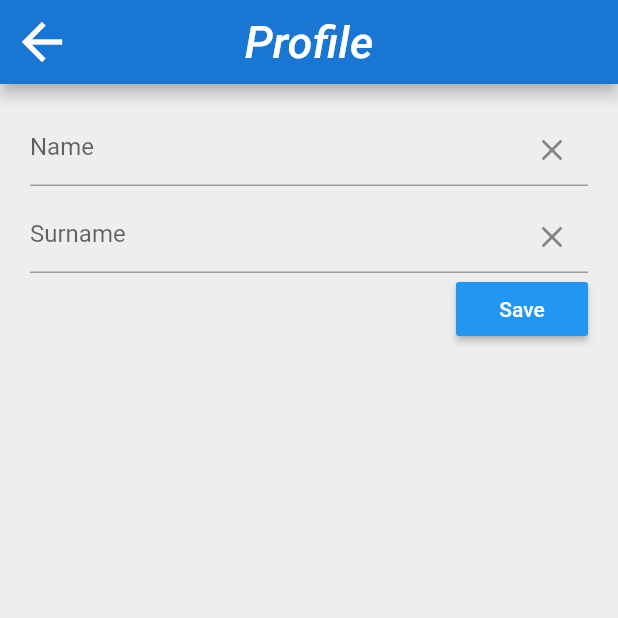
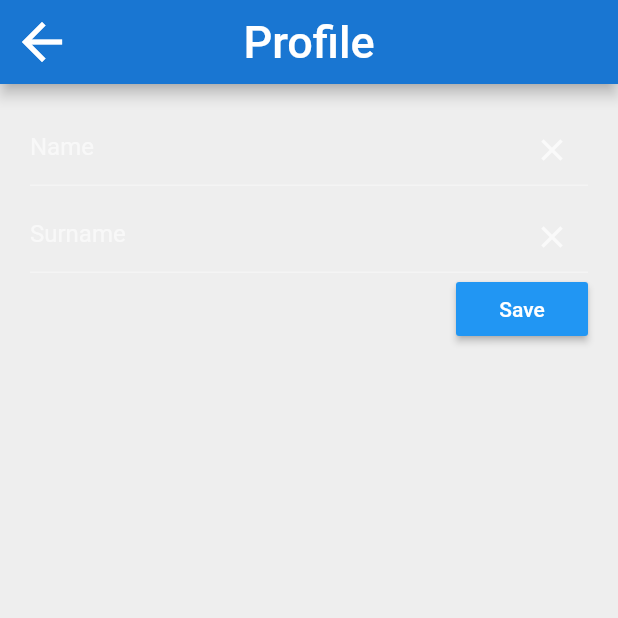
Before and after one commit to MariusRadyn/TeamPlayer, a Flutter app: the ProfilePage screen opened directly, on a phone screen of 412 x 824 dp, the top half of it. Run offline on Flutter 3.47's test engine with Material 3 defaults, Android fonts, the phone set to English and light mode, and no system bars; our stand-ins replace google_fonts, rive; missing offline and left inert: circle_list, flex_seed_scheme, scrollable_reorderable_navbar.

Commit message:
Added Themes

```diff
--- /dev/null
+++ b/lib/theme/theme_constants.dart
@@ -0,0 +1,60 @@
+import 'package:flutter/cupertino.dart';
+import 'package:flutter/material.dart';
+import 'package:google_fonts/google_fonts.dart';
+import 'package:flex_seed_scheme/flex_seed_scheme.dart';
+
+const FONT_MAIN =   GoogleFonts.aBeeZee;
+
+const COLOR_DARK_PRIMARY = Colors.deepOrange;
+const COLOR_DARK_BACKGROUND = Colors.black12;
+const COLOR_DARK_APPBAR = Colors.black26;
+const COLOR_DARK_BUTTON = Colors.black54;
+
+// Define your seed colors.
+// const Color primarySeedColor = Color(0xFF6750A4);
+// const Color secondarySeedColor = Color(0xFF3871BB);
+// const Color tertiarySeedColor = Color(0xFF6CA450);
+
+//---------------------------------------------------
+// Theme Light
+//---------------------------------------------------
+ThemeData lightTheme = ThemeData(
+  brightness: Brightness.light,
+  primaryColor: Colors.blue[900],
+  textTheme: const TextTheme(
+    displayLarge: TextStyle(
+    fontSize: 40,
+    color: Colors.white,
+    ),
+  ),
+);
+
+//---------------------------------------------------
+// Theme Dark
+//---------------------------------------------------
+ThemeData darkTheme = ThemeData(
+  useMaterial3: false,
+  colorScheme: const ColorScheme.dark(
+    primary: COLOR_DARK_PRIMARY,
+    onPrimary: Colors.blue,
+    brightness: Brightness.dark,
+    background: COLOR_DARK_BACKGROUND,
+  ),
+  appBarTheme: const AppBarTheme(
+    backgroundColor: COLOR_DARK_APPBAR,
+  ),
+  textTheme: TextTheme(
+    displayLarge: FONT_MAIN(
+      fontSize: 40,
+      fontWeight: FontWeight.bold,
+    ),
+    titleLarge: FONT_MAIN(
+      fontSize: 30,
+    ),
+    displayMedium: FONT_MAIN(fontSize: 20),
+    displaySmall: FONT_MAIN(fontSize: 10),
+  ),
+  floatingActionButtonTheme: FloatingActionButtonThemeData(
+    backgroundColor: Colors.grey[700]
+  ),
+);
--- a/pubspec.yaml
+++ b/pubspec.yaml
@@ -33,6 +33,7 @@
   scrollable_reorderable_navbar: ^0.0.1
   cupertino_icons: ^1.0.2
   google_fonts: ^6.1.0
+  flex_seed_scheme: ^1.4.0
 
 
 dev_dependencies:
```
Also changed, not shown: lib/main.dart (+40 -19 lines), lib/pages/PlaylistPage.dart (+38 -21 lines), lib/pages/home.dart (+4 -13 lines), lib/theme/theme_manager.dart (added, +12 -0 lines), lib/utils/helpers.dart (added, +12 -0 lines), pubspec.lock.
